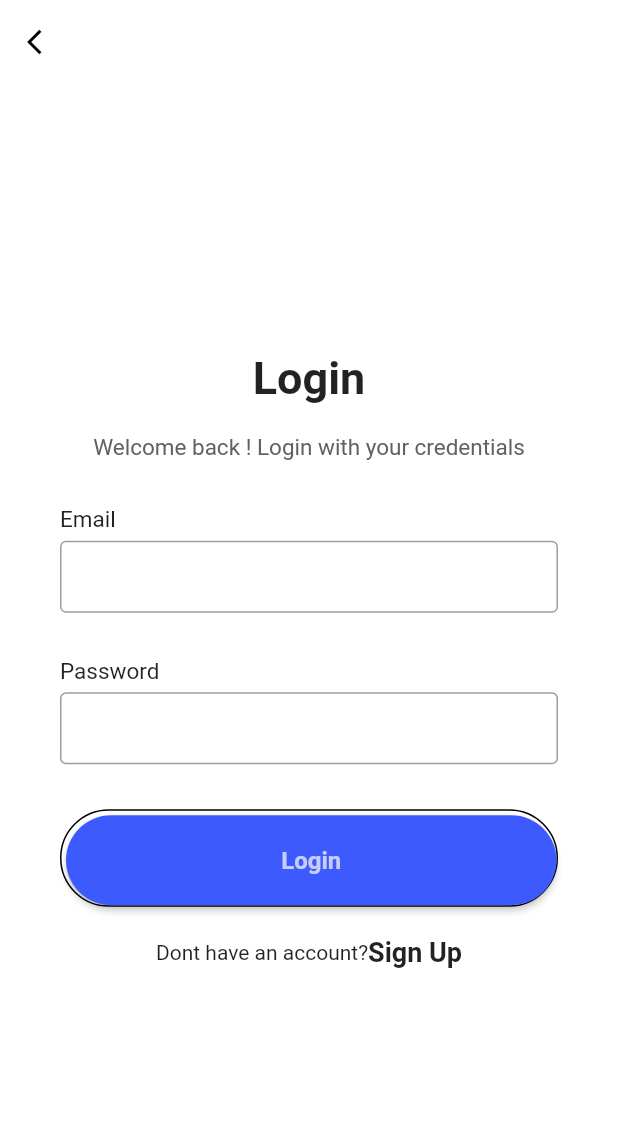
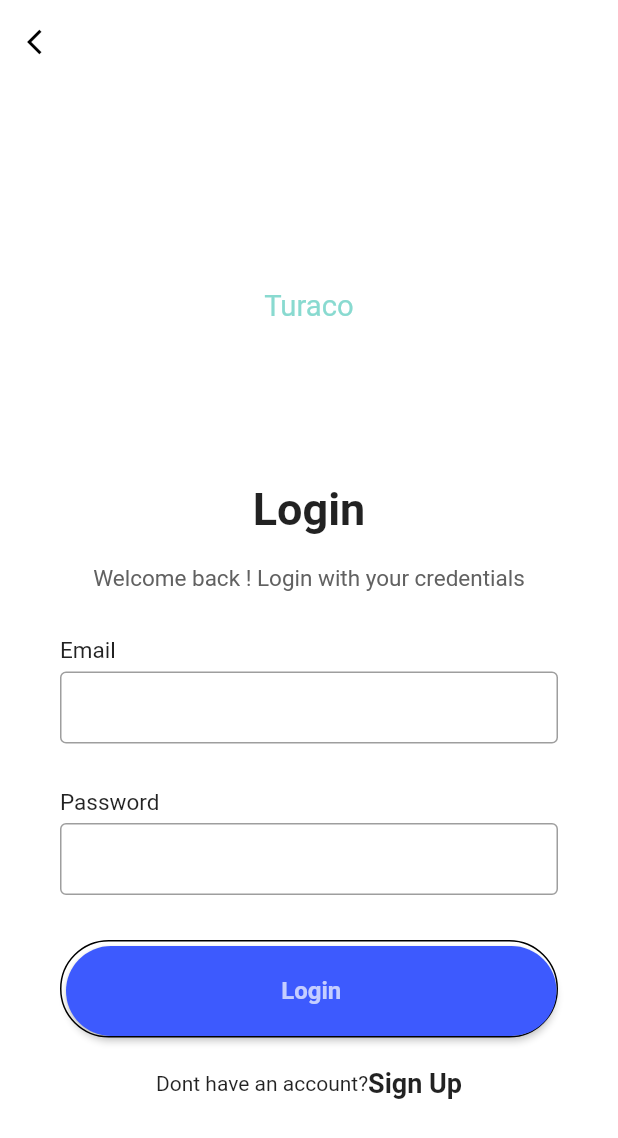
Before and after one commit to johngolem/Turaco, a Flutter app: the LoginPage screen opened directly, on a phone screen of 412 x 824 dp. Shown: the top 1138 px of the screen. Run offline on Flutter 3.47's test engine with Material 2 defaults, Android fonts, the phone set to English and light mode, and no system bars; our stand-ins replace dots_indicator, get.

Commit message:
add sign up and login page to the app

```diff
--- a/lib/home/login.dart
+++ b/lib/home/login.dart
@@ -2,6 +2,9 @@
 // ignore_for_file: prefer_const_constructors
 
 import 'package:flutter/material.dart';
+import 'package:turac/utils/colors.dart';
+import 'package:turac/utils/dimensions.dart';
+import 'package:turac/widgets/big_text.dart';
 
 class LoginPage extends StatelessWidget {
   @override
@@ -24,6 +27,13 @@ class LoginPage extends StatelessWidget {
         child: Column(
           mainAxisAlignment: MainAxisAlignment.spaceEvenly,
           children: [
+            Container(
+              margin: EdgeInsets.only(top:45, bottom: 15),
+              padding: EdgeInsets.only(left:20, right:20),
+            child:
+              BigText(text: "Turaco",color: AppColors.mainColor, size: Dimensions.font45,),
+            ),
+
             Column(
               children: [
                 Column(
--- a/lib/home/signup_page.dart
+++ b/lib/home/signup_page.dart
@@ -2,6 +2,7 @@
 // ignore_for_file: prefer_const_constructors, use_key_in_widget_constructors
 
 import 'package:flutter/material.dart';
+import 'package:turac/utils/colors.dart';
 import 'package:turac/utils/dimensions.dart';
 import 'package:turac/widgets/big_text.dart';
 import 'package:turac/widgets/small_text.dart';
@@ -42,7 +43,7 @@ class SignupPage extends StatelessWidget {
                         Row(
                           mainAxisAlignment: MainAxisAlignment.spaceBetween,
                           children: [
-                              BigText(text: "Turaco"),
+                                BigText(text: "Turaco",color: AppColors.mainColor),
                         // // Text ("Sign up", style: TextStyle(
                         // //   fontSize: 30,
                         // //   fontWeight: FontWeight.bold,
@@ -96,7 +97,7 @@ class SignupPage extends StatelessWidget {
                           minWidth: double.infinity,
                           height:60,
                           onPressed: (){},
-                          color: Colors.redAccent,
+                          color: AppColors.mainColor,
                           shape: RoundedRectangleBorder(
                               borderRadius: BorderRadius.circular(40)
                           ),
--- a/lib/utils/dimensions.dart
+++ b/lib/utils/dimensions.dart
@@ -37,6 +37,7 @@ static double radius30 = screenHeight / 28.13;
 static double font20 = screenHeight / 42.2;
 static double font12 = screenHeight / 70.33;
 static double font16 = screenHeight / 52.75;
+static double font45 = screenHeight / 18.75;
 
 //iconsize
 static double iconsize24 = screenHeight / 35.17;
```
